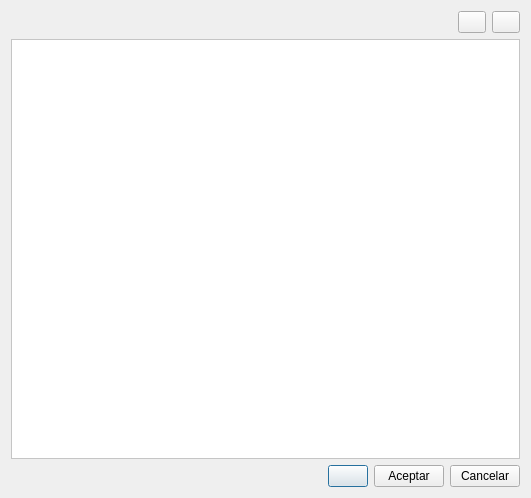
This is db_table_view.ui in arcnexus/RedFoX as Qt 5 draws it before an edit. The edited form follows.
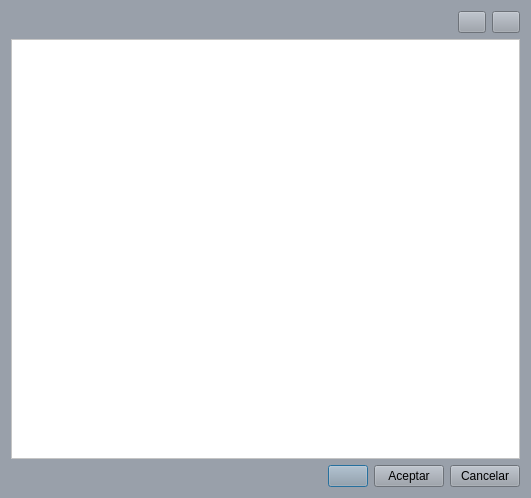
This is the edited form. Icons and pictures are not drawn.

```diff
--- a/db_table_view.ui
+++ b/db_table_view.ui
@@ -13,6 +13,9 @@
   <property name="windowTitle">
    <string>Dialog</string>
   </property>
+  <property name="styleSheet">
+   <string notr="true">background-color: rgb(153, 160, 170);</string>
+  </property>
   <layout class="QGridLayout" name="gridLayout">
    <item row="1" column="0" colspan="4">
     <widget class="QTableView" name="resultado_list">
```
